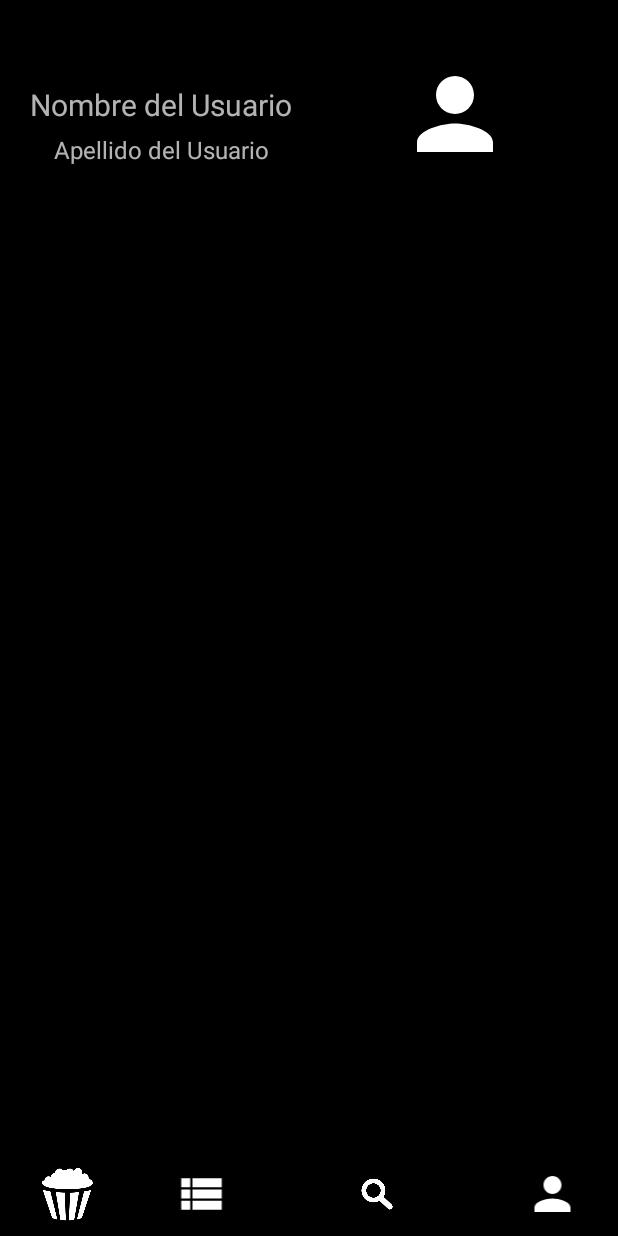
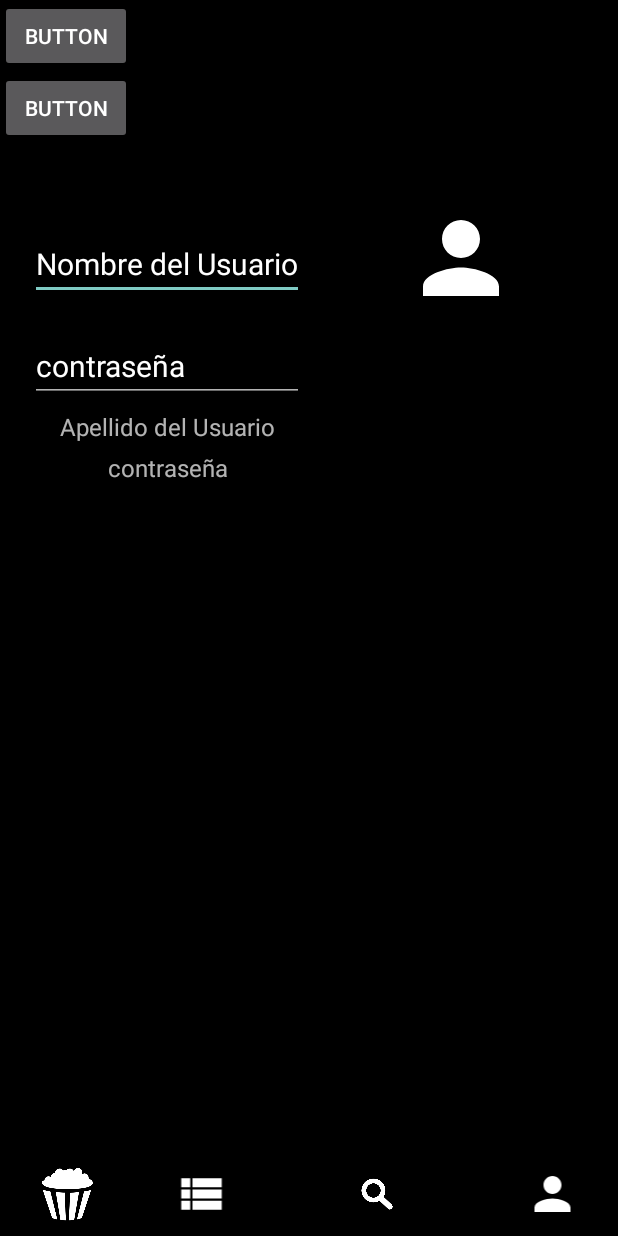
Before and after one commit to aalg02/FilmList, an Android app: the screen it shows after launch (MainActivity), after a tap on an icon or button, on a phone screen of 412 x 824 dp. Run offline under Robolectric (Android 15) with nearby library versions, the phone set to English and light mode, and no system bars; our stand-ins replace Firebase (no records; nobody signed in at launch, a user with empty details on screens opened directly); libraries missing offline, so code that uses them is left out: com.uwetrottmann.tmdb2; pictures from the network do not load; Roboto replaces fonts that are not available here; 3 statements that could not run were skipped; 2 other taps on this screen came first.

Commit message:
copia tfg 02/05/23

```diff
--- a/app/src/main/java/com/example/filmlist/Controlador.java
+++ b/app/src/main/java/com/example/filmlist/Controlador.java
@@ -1,14 +1,18 @@
 package com.example.filmlist;
 
+import static android.content.ContentValues.TAG;
 import static androidx.core.content.ContextCompat.startActivity;
 
 import android.content.Intent;
+import android.util.Log;
 import android.view.View;
 import android.widget.EditText;
 import android.widget.ImageView;
 import android.widget.ScrollView;
+import android.widget.TextView;
 import android.widget.Toast;
 
+import androidx.annotation.NonNull;
 import androidx.recyclerview.widget.RecyclerView;
 import androidx.viewpager.widget.ViewPager;
 
@@ -29,8 +33,32 @@ import com.example.filmlist.RV_Inicial.RVunion;
 
 import com.example.filmlist.RV_listaVistas.RVAdapter_LV;
 import com.example.filmlist.RV_listaVistas.RVunion_LV;
+import com.example.filmlist.usuarios.guardardatos;
+import com.example.filmlist.usuarios.usuario;
+//import com.google.android.gms.common.api.GoogleApi;
+//import com.google.android.gms.tasks.OnFailureListener;
+//import com.google.android.gms.tasks.OnSuccessListener;
+//import com.google.auth.oauth2.GoogleCredentials;
+//import com.google.cloud.firestore.Firestore;
+//import com.google.firebase.FirebaseApp;
+//import com.google.firebase.FirebaseOptions;
+//import com.google.firebase.auth.GoogleAuthCredential;
+//import com.google.firebase.cloud.FirestoreClient;
+//import com.google.firebase.firestore.DocumentReference;
+//import com.google.firebase.firestore.DocumentSnapshot;
+//import com.google.firebase.firestore.FirebaseFirestore;
+//import com.google.firebase.firestore.QueryDocumentSnapshot;
+//import com.google.firebase.firestore.QuerySnapshot;
 import com.google.gson.JsonElement;
 import com.google.gson.JsonParser;
+
+
+import java.io.FileInputStream;
+import java.io.FileNotFoundException;
+import java.io.IOException;
+import java.io.InputStream;
+import java.util.HashMap;
+import java.util.Map;
 
 public class Controlador {
     private static Controlador miControlador;
@@ -54,6 +82,10 @@ public class Controlador {
     public SegundaActivity miau=new SegundaActivity();
     public ListaPelis LISTASINICIAL=new ListaPelis();
     public ListasPropias LISTAS=new ListasPropias();
+    public usuario usuario=new usuario();
+//    FirebaseApp Firebase;
+//    FirebaseFirestore firestore;
+//    Firestore db;
 
 
 
@@ -85,6 +117,9 @@ public class Controlador {
     public void setVistamanager(gestorvistas miau) {
         gestorvistas = miau;
     }
+//   // public void setFirebaseapp(FirebaseApp miau) {
+//         this.Firebase= miau;
+//    }
 
 
 
@@ -281,6 +316,69 @@ public class Controlador {
     public void clearrecomendacion(){
         LISTASINICIAL.getListaFrecomendaciones().clear();
     }
+    //---------------------------------Guardar datos y movidas------------------------//
+
+
+//    public void guardadatos(){
+//        FirebaseFirestore db = FirebaseFirestore.getInstance();
+//      guardardatos guardar=new guardardatos();
+//      EditText nombret=miActivity.findViewById(R.id.first_name2);
+//      EditText pasword=miActivity.findViewById(R.id.pasword);
+//      usuario.setGmail(nombret.getText().toString());
+//      usuario.setContraseña(pasword.getText().toString());
+//      guardar.guardalistasusuarios();
+//
+//
+//
+//        Map<String,Object>map=new HashMap<>();
+//        map.put("gmail","manuel");
+//        map.put("contraseña","1234");
+//            db.collection("users").document("user1").set(map).addOnSuccessListener(new OnSuccessListener<Void>() {
+//                @Override
+//                public void onSuccess(Void unused) {
+//                    Toast.makeText(miActivity, "EXITO AL AÑADIR", Toast.LENGTH_SHORT).show();
+//                }
+//            });
+//
+//    }
+//
+//    public void recuperardatos(){
+//
+//        TextView contraseñat=miActivity.findViewById(R.id.contraseña);
+//        TextView nombre=miActivity.findViewById(R.id.last_name2);
+//
+//        firestore = FirebaseFirestore.getInstance();
+//        firestore.collection("users")
+//                .get()
+//                .addOnSuccessListener(new OnSuccessListener<QuerySnapshot>() {
+//                    @Override
+//                    public void onSuccess(QuerySnapshot querySnapshot) {
+//                        if (!querySnapshot.isEmpty()) {
+//                            DocumentSnapshot documentSnapshot = querySnapshot.getDocuments().get(0);
+//                            usuario usuario1 = documentSnapshot.toObject(usuario.class);
+//
+//                            contraseñat.setText(usuario1.getContraseña());
+//                            nombre.setText(usuario1.getGmail());
+//                            // Aquí puedes acceder a las propiedades del usuario
+//                        } else {
+//                            // El usuario no fue encontrado
+//                        }
+//                    }
+//                })
+//                .addOnFailureListener(new OnFailureListener() {
+//                    @Override
+//                    public void onFailure(@NonNull Exception e) {
+//                        // Manejar el error
+//                        Toast.makeText(miActivity, "ERROR", Toast.LENGTH_SHORT).show();
+//
+//                    }
+//                });
+//
+//    }
+//
+
+
+
 
 
 
--- a/app/src/main/java/com/example/filmlist/GestionVistas/gestorvistas.java
+++ b/app/src/main/java/com/example/filmlist/GestionVistas/gestorvistas.java
@@ -2,6 +2,7 @@ package com.example.filmlist.GestionVistas;
 
 import android.view.Gravity;
 import android.view.View;
+import android.widget.Button;
 import android.widget.FrameLayout;
 import android.widget.ImageButton;
 import android.widget.ImageView;
@@ -97,6 +98,7 @@ public class gestorvistas {
         myButton2.setOnClickListener(new View.OnClickListener() {
             @Override
             public void onClick(View v) {
+                listenersperfil();
                 Controlador.getInstance().adapter.getItem(3);
                 Controlador.getInstance().viewPager.setCurrentItem(3);
             }
@@ -127,7 +129,7 @@ public class gestorvistas {
                         Controlador.getInstance().adapter.getItem(2);
                         break;
                     case 3:
-
+                        listenersperfil();
                         Controlador.getInstance().adapter.getItem(3);
 
                         break;
@@ -298,6 +300,19 @@ public class gestorvistas {
 
     }
 
+    public void listenersperfil(){
+        Button boton=mainActivity.findViewById(R.id.traer);
+        boton.setOnClickListener(new View.OnClickListener() {
+            @Override
+            public void onClick(View view) {
+
+               //Controlador.getInstance().guardadatos();
+
+            }
+        });
+
+    }
+
 
 
 
--- a/app/src/main/java/com/example/filmlist/JsonRead/ListasPropias.java
+++ b/app/src/main/java/com/example/filmlist/JsonRead/ListasPropias.java
@@ -15,6 +15,9 @@ public class ListasPropias {
        listaFvistas=new LinkedList<>();
        listaFfavoritas=new LinkedList<>();
        listaFpendientes=new LinkedList<>();
+       listaFvistas.add(new Film("","","","","",""));
+       listaFfavoritas.add(new Film("","","","","",""));
+       listaFpendientes.add(new Film("","","","","",""));
 
 
    }
--- a/app/src/main/java/com/example/filmlist/MainActivity.java
+++ b/app/src/main/java/com/example/filmlist/MainActivity.java
@@ -12,12 +12,24 @@ import android.widget.ImageView;
 
 import com.bumptech.glide.Glide;
 import com.example.filmlist.GestionVistas.gestorvistas;
-import com.example.filmlist.JsonRead.Film;
-import com.google.firebase.FirebaseApp;
+//import com.example.filmlist.JsonRead.Film;
+//import com.google.auth.oauth2.GoogleCredentials;
+//import com.google.cloud.firestore.Firestore;
+//import com.google.firebase.FirebaseApp;
+//import com.google.firebase.FirebaseOptions;
+//import com.google.firebase.cloud.FirestoreClient;
+//import com.google.firebase.firestore.FirebaseFirestore;
+
+import java.io.FileInputStream;
+import java.io.FileNotFoundException;
+import java.io.IOException;
+import java.io.InputStream;
 
 public class MainActivity extends AppCompatActivity {
     protected Controlador miControlador;
+    // public  FirebaseApp firebase;
     gestorvistas gestor;
+  //  FirebaseFirestore firestore;
     SegundaActivity segundaActivity;
 
     @Override
@@ -35,11 +47,10 @@ public class MainActivity extends AppCompatActivity {
         gestor.listeners();
         gestor.framelayoutinicio(0);
         miControlador.setVistamanager(gestor);
-        FirebaseApp.initializeApp(this);
 
 
 
-       // gestor=gestorvistas.getInstance();
+        // gestor=gestorvistas.getInstance();
 
         // miControlador.cargarRV(this);
 
@@ -47,7 +58,15 @@ public class MainActivity extends AppCompatActivity {
     }
     @Override
     public void onBackPressed() {
+        //miControlador.guardadatos();
         gestor.framelayoutinicio(0);
     }
 
+    @Override
+    public void onDestroy() {
+        super.onDestroy();
+        //Controlador.getInstance().guardadatos();
+
+    }
+
 }
--- a/app/src/main/res/layout/perfil.xml
+++ b/app/src/main/res/layout/perfil.xml
@@ -12,6 +12,18 @@
         android:orientation="vertical">
 
         <!-- La foto de perfil redonda se colocará en la esquina superior derecha -->
+        <Button
+            android:id="@+id/guardar"
+            android:layout_width="wrap_content"
+            android:layout_height="wrap_content"
+            android:text="Button" />
+
+        <Button
+            android:id="@+id/traer"
+            android:layout_width="wrap_content"
+            android:layout_height="wrap_content"
+            android:text="Button" />
+
         <Space
             android:layout_width="match_parent"
             android:layout_height="36dp" />
@@ -27,13 +39,21 @@
                 android:gravity="left"
                 android:orientation="vertical">
 
-                <TextView
+                <EditText
                     android:id="@+id/first_name2"
                     android:layout_width="match_parent"
                     android:layout_height="wrap_content"
                     android:layout_marginStart="20dp"
                     android:layout_marginTop="20dp"
                     android:text="Nombre del Usuario"
+                    android:textSize="20sp" />
+                <EditText
+                    android:id="@+id/pasword"
+                    android:layout_width="match_parent"
+                    android:layout_height="wrap_content"
+                    android:layout_marginStart="20dp"
+                    android:layout_marginTop="20dp"
+                    android:text="contraseña"
                     android:textSize="20sp" />
 
                 <TextView
@@ -44,6 +64,15 @@
                     android:layout_marginTop="5dp"
                     android:gravity="center"
                     android:text="Apellido del Usuario"
+                    android:textSize="16sp" />
+                <TextView
+                    android:id="@+id/contraseña"
+                    android:layout_width="match_parent"
+                    android:layout_height="wrap_content"
+                    android:layout_marginStart="20dp"
+                    android:layout_marginTop="5dp"
+                    android:gravity="center"
+                    android:text="contraseña"
                     android:textSize="16sp" />
             </LinearLayout>
 
@@ -70,4 +99,5 @@
             android:layout_marginTop="20dp" />
 
     </LinearLayout>
+
 </androidx.constraintlayout.widget.ConstraintLayout>
--- a/settings.gradle
+++ b/settings.gradle
@@ -2,12 +2,11 @@ pluginManagement {
     repositories {
         google()
         mavenCentral()
-        gradlePluginPortal()
+
     }
 
 }
 dependencyResolutionManagement {
-    repositoriesMode.set(RepositoriesMode.FAIL_ON_PROJECT_REPOS)
     repositories {
         google()
         mavenCentral()
```
Also changed, not shown: app/build.gradle (+15 -10 lines), app/src/main/java/com/example/filmlist/usuarios/guardardatos.java (added, +37 -0 lines), app/src/main/java/com/example/filmlist/usuarios/usuario.java (+38 -10 lines), build.gradle (+13 -2 lines), 1 other file.
